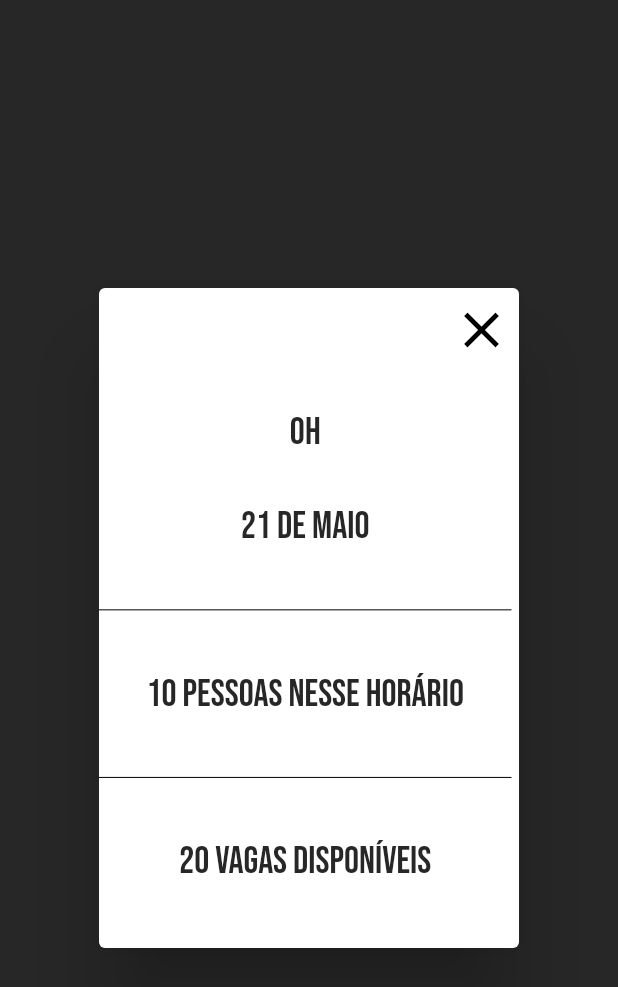
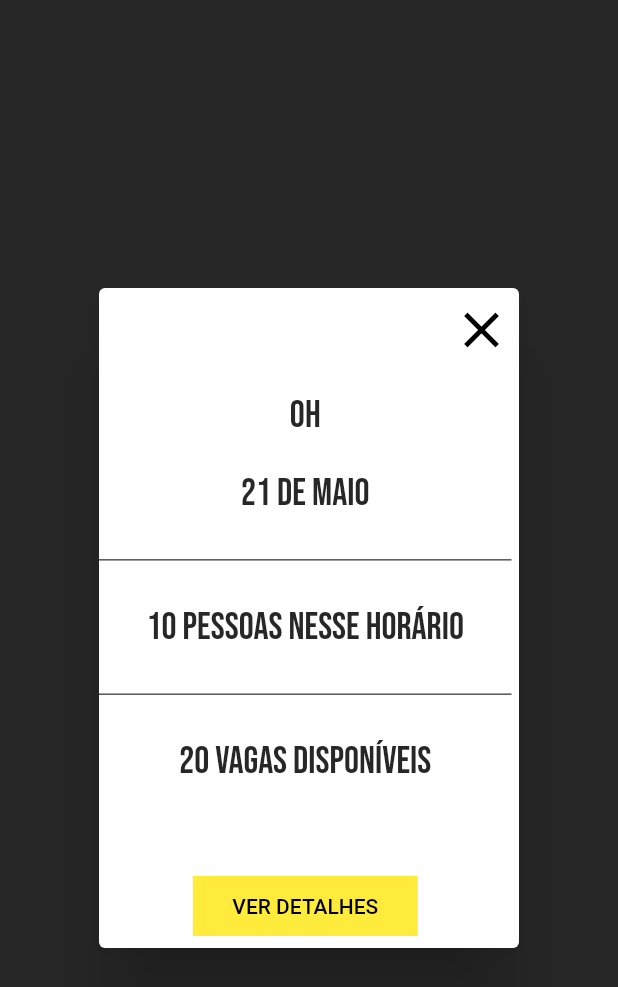
Before and after one commit to ProfKleberSouza/projeto-pratico-grupo-3, a Flutter app: the ScheduleDetailComponent widget shown alone on an empty page, opened directly with empty values, on a phone screen of 412 x 824 dp. Shown: the top 987 px of the screen. Run offline on Flutter 3.47's test engine with Material 2 defaults, Android fonts, the phone set to English and light mode, and no system bars; our stand-ins replace toast; missing offline and left inert: flutter_email_sender; network calls fail.

Commit message:
#S2006 -

```diff
--- a/cogym/lib/Views/Commons/sideBarComponent.dart
+++ b/cogym/lib/Views/Commons/sideBarComponent.dart
@@ -24,7 +24,7 @@ class SideBarComponent extends StatelessWidget {
                       children: [
                         GestureDetector(
                           onTap: () {
-                              Navigator.popAndPushNamed(context,'telaPrincipal');
+                            Navigator.popAndPushNamed(context, 'telaPrincipal');
                           },
                           child: ListTile(
                             leading: Image.asset(
@@ -44,7 +44,8 @@ class SideBarComponent extends StatelessWidget {
                       children: [
                         GestureDetector(
                           onTap: () {
-                              Navigator.popAndPushNamed(context, 'telaConfigurações');
+                            Navigator.popAndPushNamed(
+                                context, 'telaConfigurações');
                           },
                           child: ListTile(
                             leading: Image.asset(
--- a/cogym/lib/Views/MainPage/Components/scheduleDetailComponent.dart
+++ b/cogym/lib/Views/MainPage/Components/scheduleDetailComponent.dart
@@ -65,6 +65,18 @@ class ScheduleDetailComponent extends StatelessWidget {
                       fontSize: 25,
                       fontWeight: FontWeight.w500)),
               SizedBox(height: 10),
+              TextButton(
+                  onPressed: ()  {
+                    Navigator.popAndPushNamed(context, 'telaDetalhesHorario');
+                  },
+                  child: Container(
+                    height: 40,
+                    width: 150,
+                    color: Colors.yellow,
+                    child: Center(
+                      child: Text("VER DETALHES", style: TextStyle(color: Colors.black)),
+                    ),
+                  )),
             ],
           ),
         ),
--- a/cogym/lib/main.dart
+++ b/cogym/lib/main.dart
@@ -24,6 +24,7 @@ void main() {
       'telaPrincipal': (context) => MainPage(),
       'telaConfigurações': (context) => StudentsScheduledPage(),
       'telaChat': (context) => ChatPage(),
+      'telaDetalhesHorario': (context) => StudentsScheduledPage(),
   },
     theme: ThemeData(
       scaffoldBackgroundColor: Color.fromRGBO(39, 39, 39, 50),
```
Lines whose indentation alone changed are shown as unchanged.
